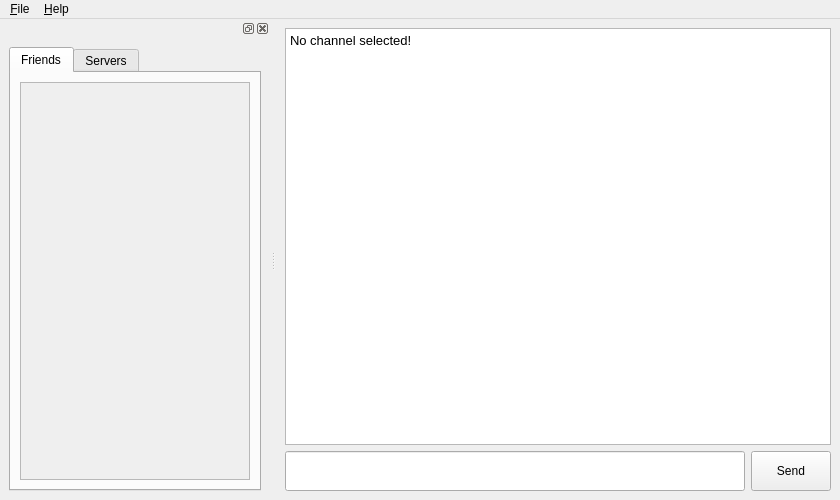
Before: the Qt Designer form src/ui/main.ui in mak448a/Qtcord, drawn with Qt 5.
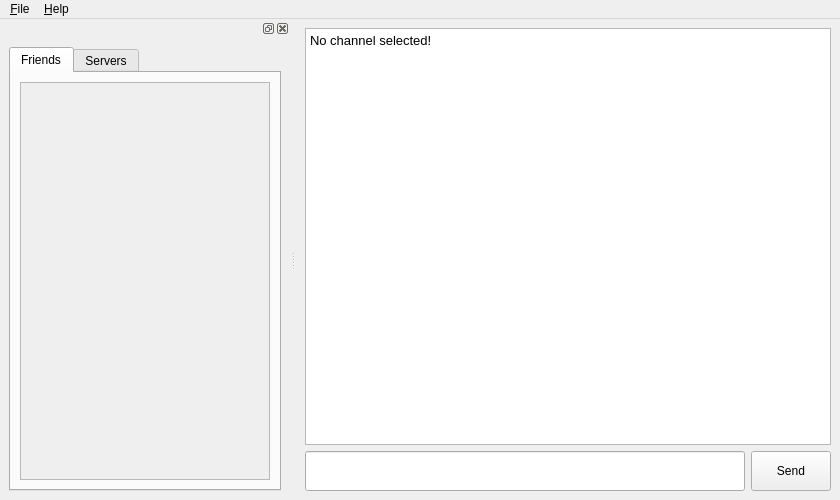
After: the same form once the commit is applied.

Commit message: Add online status #10 Increase sidebar width

```diff
--- a/src/ui/main.ui
+++ b/src/ui/main.ui
@@ -36,7 +36,7 @@
           <rect>
            <x>0</x>
            <y>0</y>
-           <width>555</width>
+           <width>535</width>
            <height>408</height>
           </rect>
          </property>
@@ -135,7 +135,7 @@
   <widget class="QDockWidget" name="dockWidget">
    <property name="minimumSize">
     <size>
-     <width>270</width>
+     <width>290</width>
      <height>221</height>
     </size>
    </property>
@@ -167,7 +167,7 @@
              <rect>
               <x>0</x>
               <y>0</y>
-              <width>240</width>
+              <width>260</width>
               <height>381</height>
              </rect>
             </property>
```
Left out of the diff: 4 changed lines with no effect on the pictures. The commit also changes 5 other files.
